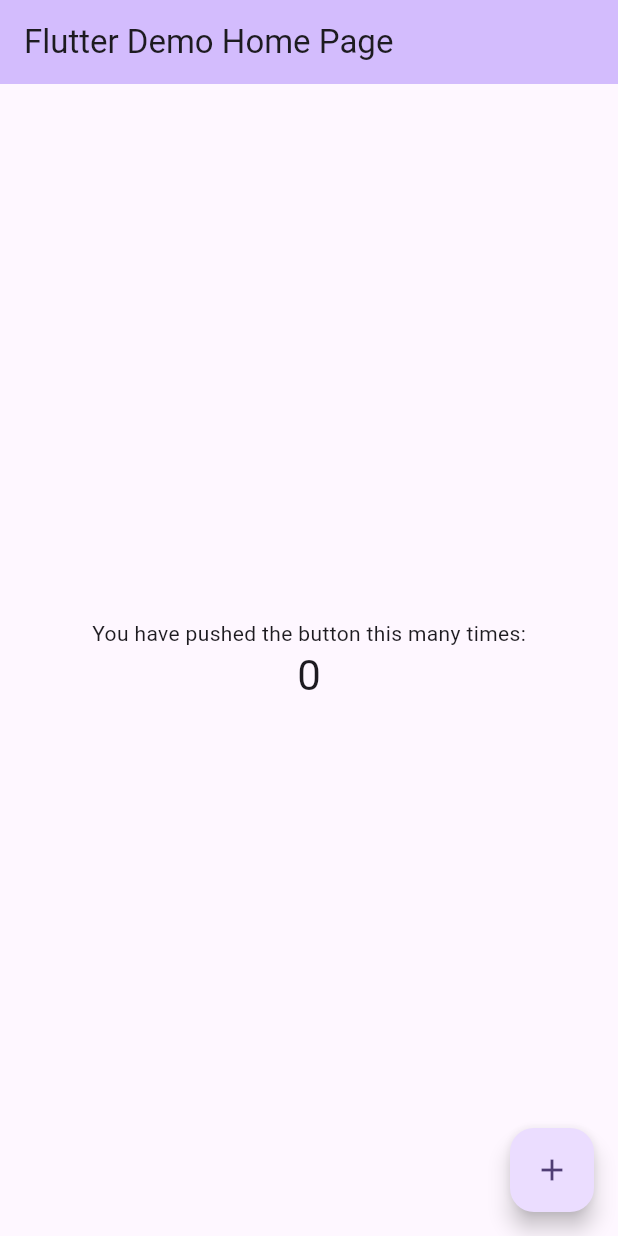
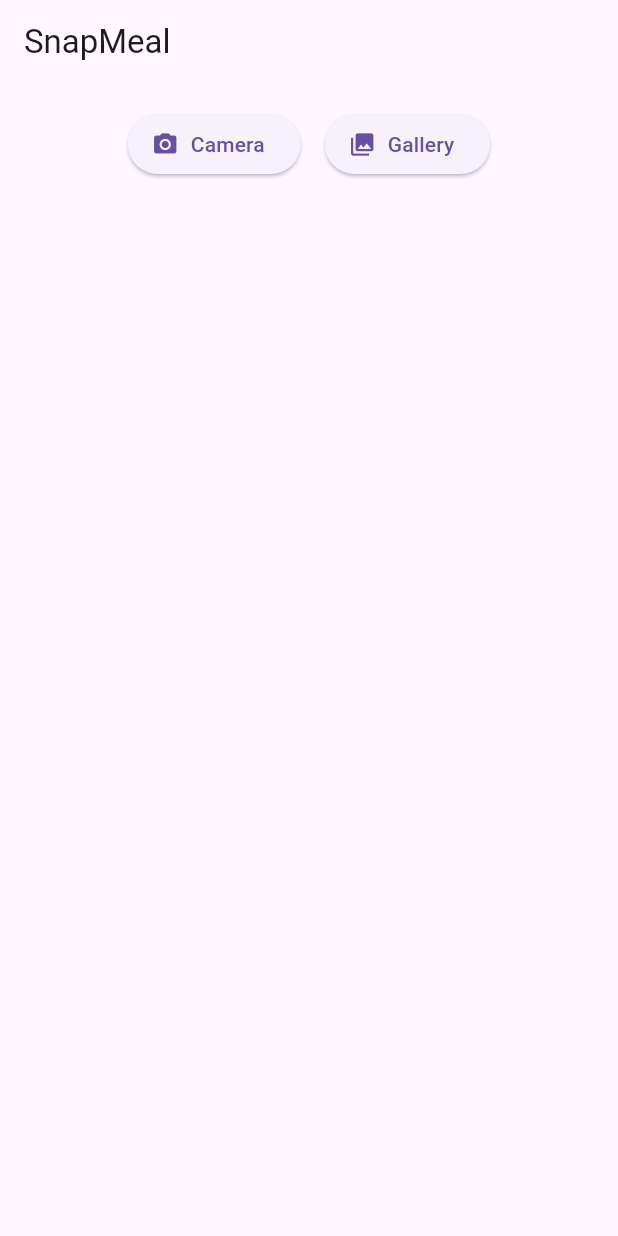
Before and after one commit to formesean/Snap-Meal, a Flutter app: the screen it shows after launch, on a phone screen of 412 x 824 dp. Run offline on Flutter 3.47's test engine with Material 3 defaults, Android fonts, the phone set to English and light mode, and no system bars; our stand-ins replace image_picker; missing offline and left inert: tflite_flutter.

Commit message:
feat: add core image classification with TFLite and UI

```diff
--- a/lib/main.dart
+++ b/lib/main.dart
@@ -1,122 +1,26 @@
 import 'package:flutter/material.dart';
+import 'package:provider/provider.dart';
+import 'screens/home_screen.dart';
+import 'providers/ingredient_provider.dart';
 
 void main() {
-  runApp(const MyApp());
+  runApp(
+    MultiProvider(
+      providers: [ChangeNotifierProvider(create: (_) => IngredientProvider())],
+      child: const SnapMealApp(),
+    ),
+  );
 }
 
-class MyApp extends StatelessWidget {
-  const MyApp({super.key});
+class SnapMealApp extends StatelessWidget {
+  const SnapMealApp({super.key});
 
-  // This widget is the root of your application.
   @override
   Widget build(BuildContext context) {
     return MaterialApp(
-      title: 'Flutter Demo',
-      theme: ThemeData(
-        // This is the theme of your application.
-        //
-        // TRY THIS: Try running your application with "flutter run". You'll see
-        // the application has a purple toolbar. Then, without quitting the app,
-        // try changing the seedColor in the colorScheme below to Colors.green
-        // and then invoke "hot reload" (save your changes or press the "hot
-        // reload" button in a Flutter-supported IDE, or press "r" if you used
-        // the command line to start the app).
-        //
-        // Notice that the counter didn't reset back to zero; the application
-        // state is not lost during the reload. To reset the state, use hot
-        // restart instead.
-        //
-        // This works for code too, not just values: Most code changes can be
-        // tested with just a hot reload.
-        colorScheme: ColorScheme.fromSeed(seedColor: Colors.deepPurple),
-      ),
-      home: const MyHomePage(title: 'Flutter Demo Home Page'),
+      title: 'SnapMeal',
+      theme: ThemeData(primarySwatch: Colors.green),
+      home: const HomeScreen(),
     );
   }
 }
-
-class MyHomePage extends StatefulWidget {
-  const MyHomePage({super.key, required this.title});
-
-  // This widget is the home page of your application. It is stateful, meaning
-  // that it has a State object (defined below) that contains fields that affect
-  // how it looks.
-
-  // This class is the configuration for the state. It holds the values (in this
-  // case the title) provided by the parent (in this case the App widget) and
-  // used by the build method of the State. Fields in a Widget subclass are
-  // always marked "final".
-
-  final String title;
-
-  @override
-  State<MyHomePage> createState() => _MyHomePageState();
-}
-
-class _MyHomePageState extends State<MyHomePage> {
-  int _counter = 0;
-
-  void _incrementCounter() {
-    setState(() {
-      // This call to setState tells the Flutter framework that something has
-      // changed in this State, which causes it to rerun the build method below
-      // so that the display can reflect the updated values. If we changed
-      // _counter without calling setState(), then the build method would not be
-      // called again, and so nothing would appear to happen.
-      _counter++;
-    });
-  }
-
-  @override
-  Widget build(BuildContext context) {
-    // This method is rerun every time setState is called, for instance as done
-    // by the _incrementCounter method above.
-    //
-    // The Flutter framework has been optimized to make rerunning build methods
-    // fast, so that you can just rebuild anything that needs updating rather
-    // than having to individually change instances of widgets.
-    return Scaffold(
-      appBar: AppBar(
-        // TRY THIS: Try changing the color here to a specific color (to
-        // Colors.amber, perhaps?) and trigger a hot reload to see the AppBar
-        // change color while the other colors stay the same.
-        backgroundColor: Theme.of(context).colorScheme.inversePrimary,
-        // Here we take the value from the MyHomePage object that was created by
-        // the App.build method, and use it to set our appbar title.
-        title: Text(widget.title),
-      ),
-      body: Center(
-        // Center is a layout widget. It takes a single child and positions it
-        // in the middle of the parent.
-        child: Column(
-          // Column is also a layout widget. It takes a list of children and
-          // arranges them vertically. By default, it sizes itself to fit its
-          // children horizontally, and tries to be as tall as its parent.
-          //
-          // Column has various properties to control how it sizes itself and
-          // how it positions its children. Here we use mainAxisAlignment to
-          // center the children vertically; the main axis here is the vertical
-          // axis because Columns are vertical (the cross axis would be
-          // horizontal).
-          //
-          // TRY THIS: Invoke "debug painting" (choose the "Toggle Debug Paint"
-          // action in the IDE, or press "p" in the console), to see the
-          // wireframe for each widget.
-          mainAxisAlignment: MainAxisAlignment.center,
-          children: <Widget>[
-            const Text('You have pushed the button this many times:'),
-            Text(
-              '$_counter',
-              style: Theme.of(context).textTheme.headlineMedium,
-            ),
-          ],
-        ),
-      ),
-      floatingActionButton: FloatingActionButton(
-        onPressed: _incrementCounter,
-        tooltip: 'Increment',
-        child: const Icon(Icons.add),
-      ), // This trailing comma makes auto-formatting nicer for build methods.
-    );
-  }
-}
--- /dev/null
+++ b/lib/screens/home_screen.dart
@@ -0,0 +1,65 @@
+import 'dart:typed_data';
+import 'package:flutter/material.dart';
+import '../services/tflite_service.dart';
+import '../widgets/image_input_buttons.dart';
+
+class HomeScreen extends StatefulWidget {
+  const HomeScreen({super.key});
+
+  @override
+  State<HomeScreen> createState() => _HomeScreenState();
+}
+
+class _HomeScreenState extends State<HomeScreen> {
+  final TFLiteService _tfliteService = TFLiteService();
+  List<String> _detected = [];
+  bool _isLoading = false;
+
+  @override
+  void initState() {
+    super.initState();
+    _tfliteService.init();
+  }
+
+  Future<void> _handleImage(Uint8List imageBytes) async {
+    debugPrint("[SnapMeal] Handling image for classification...");
+    setState(() {
+      _isLoading = true;
+      _detected = [];
+    });
+
+    final results = await _tfliteService.classifyImage(imageBytes);
+    setState(() {
+      _isLoading = false;
+      _detected = results;
+    });
+    debugPrint("[SnapMeal] Detected ingredients: $_detected");
+  }
+
+  @override
+  Widget build(BuildContext context) {
+    return Scaffold(
+      appBar: AppBar(title: const Text("SnapMeal")),
+      body: Padding(
+        padding: const EdgeInsets.all(16),
+        child: Column(
+          children: [
+            ImageInputButtons(onImageSelected: _handleImage),
+            const SizedBox(height: 16),
+            if (_isLoading) const CircularProgressIndicator(),
+            if (_detected.isNotEmpty) ...[
+              const Text(
+                "Detected Ingredients:",
+                style: TextStyle(fontWeight: FontWeight.bold),
+              ),
+              Wrap(
+                spacing: 8,
+                children: _detected.map((e) => Chip(label: Text(e))).toList(),
+              ),
+            ],
+          ],
+        ),
+      ),
+    );
+  }
+}
--- /dev/null
+++ b/lib/widgets/image_input_buttons.dart
@@ -0,0 +1,52 @@
+import 'dart:typed_data';
+import 'package:flutter/material.dart';
+import 'package:image_picker/image_picker.dart';
+import 'package:flutter/foundation.dart';
+
+void log(String message, {String tag = 'Picker', String emoji = '📸'}) {
+  debugPrint('\x1B[1;33m[$emoji $tag] $message\x1B[0m');
+}
+
+class ImageInputButtons extends StatelessWidget {
+  final void Function(Uint8List) onImageSelected;
+
+  const ImageInputButtons({super.key, required this.onImageSelected});
+
+  Future<void> _pickImage(ImageSource source) async {
+    try {
+      final picker = ImagePicker();
+      log("Camera button clicked");
+
+      final picked = await picker.pickImage(source: source);
+      if (picked != null) {
+        final bytes = await picked.readAsBytes();
+        log("Image loaded (${bytes.lengthInBytes} bytes)");
+        onImageSelected(bytes);
+      } else {
+        log("No image selected", emoji: '⚠️');
+      }
+    } catch (e) {
+      log("Error: $e", emoji: '⚠️');
+    }
+  }
+
+  @override
+  Widget build(BuildContext context) {
+    return Row(
+      mainAxisAlignment: MainAxisAlignment.center,
+      children: [
+        ElevatedButton.icon(
+          icon: const Icon(Icons.camera_alt),
+          label: const Text("Camera"),
+          onPressed: () => _pickImage(ImageSource.camera),
+        ),
+        const SizedBox(width: 16),
+        ElevatedButton.icon(
+          icon: const Icon(Icons.photo_library),
+          label: const Text("Gallery"),
+          onPressed: () => _pickImage(ImageSource.gallery),
+        ),
+      ],
+    );
+  }
+}
```
Also changed, not shown: assets/labels.txt (added, +26 -0 lines), lib/services/tflite_service.dart (added, +84 -0 lines), pubspec.yaml (+16 -3 lines), lib/models/ingredient.dart (added), pubspec.lock, 2 other files.
